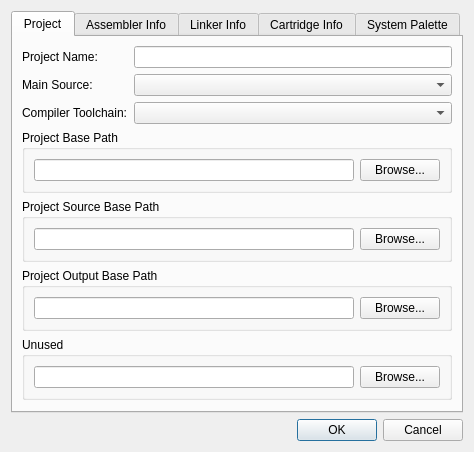
Above: designers/project_properties/projectpropertiesdialog.ui from christopherpow/nesicide before the change. Below: the same form after it.
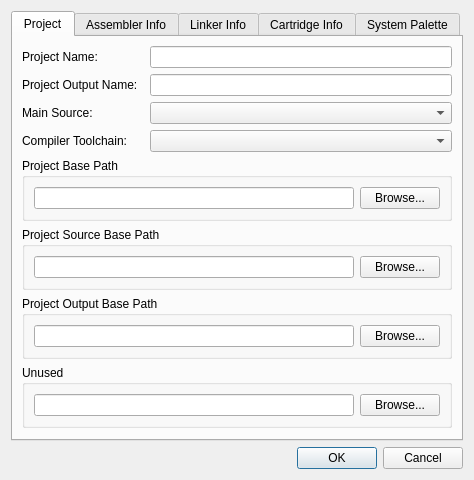
That is the form after the change. Icons and pictures are not drawn.

Patch:
```diff
--- a/designers/project_properties/projectpropertiesdialog.ui
+++ b/designers/project_properties/projectpropertiesdialog.ui
@@ -10,7 +10,7 @@
     <x>0</x>
     <y>0</y>
     <width>474</width>
-    <height>422</height>
+    <height>441</height>
    </rect>
   </property>
   <property name="windowTitle">
@@ -40,31 +40,31 @@
        <item row="0" column="2">
         <widget class="QLineEdit" name="projectNameLineEdit"/>
        </item>
-       <item row="1" column="0">
+       <item row="2" column="0">
         <widget class="QLabel" name="label_6">
          <property name="text">
           <string>Main Source:</string>
          </property>
         </widget>
        </item>
-       <item row="1" column="2">
+       <item row="2" column="2">
         <widget class="QComboBox" name="mainSourceComboBox"/>
        </item>
-       <item row="2" column="0" colspan="2">
+       <item row="3" column="0" colspan="2">
         <widget class="QLabel" name="label_10">
          <property name="text">
           <string>Compiler Toolchain:</string>
          </property>
         </widget>
        </item>
-       <item row="2" column="2">
+       <item row="3" column="2">
         <widget class="QComboBox" name="compilerToolchain">
          <property name="maxVisibleItems">
           <number>10</number>
          </property>
         </widget>
        </item>
-       <item row="3" column="0" colspan="3">
+       <item row="4" column="0" colspan="3">
         <widget class="QGroupBox" name="groupBox_2">
          <property name="title">
           <string>Project Base Path</string>
@@ -91,7 +91,7 @@
          </layout>
         </widget>
        </item>
-       <item row="4" column="0" colspan="3">
+       <item row="5" column="0" colspan="3">
         <widget class="QGroupBox" name="groupBox_3">
          <property name="title">
           <string>Project Source Base Path</string>
@@ -118,7 +118,7 @@
          </layout>
         </widget>
        </item>
-       <item row="5" column="0" colspan="3">
+       <item row="6" column="0" colspan="3">
         <widget class="QGroupBox" name="groupBox_4">
          <property name="title">
           <string>Project Output Base Path</string>
@@ -145,7 +145,7 @@
          </layout>
         </widget>
        </item>
-       <item row="6" column="0" colspan="3">
+       <item row="7" column="0" colspan="3">
         <widget class="QGroupBox" name="groupBox_5">
          <property name="title">
           <string>Unused</string>
@@ -172,7 +172,7 @@
          </layout>
         </widget>
        </item>
-       <item row="7" column="0" colspan="3">
+       <item row="8" column="0" colspan="3">
         <spacer name="verticalSpacer_2">
          <property name="orientation">
           <enum>Qt::Vertical</enum>
@@ -185,6 +185,16 @@
          </property>
         </spacer>
        </item>
+       <item row="1" column="0">
+        <widget class="QLabel" name="label_15">
+         <property name="text">
+          <string>Project Output Name:</string>
+         </property>
+        </widget>
+       </item>
+       <item row="1" column="2">
+        <widget class="QLineEdit" name="outputName"/>
+       </item>
       </layout>
      </widget>
      <widget class="QWidget" name="assemblerTab">
```
